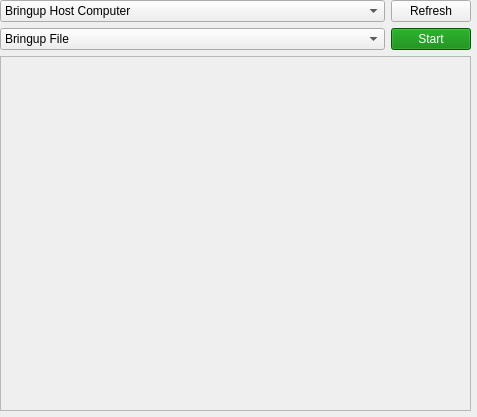
Qt form riptide_rviz/riptide_rviz/src/Bringup.ui (osu-uwrt/riptide_gui) before a commit.
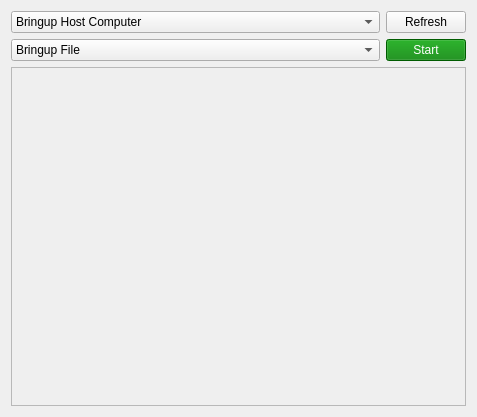
The same form after that commit.

Commit message: Fix issues with Grid layout and scroll area in Bringup.ui

What changed in the file:
```diff
--- a/riptide_rviz/riptide_rviz/src/Bringup.ui
+++ b/riptide_rviz/riptide_rviz/src/Bringup.ui
@@ -13,15 +13,8 @@
   <property name="windowTitle">
    <string>Form</string>
   </property>
-  <widget class="QWidget" name="verticalLayoutWidget">
-   <property name="geometry">
-    <rect>
-     <x>0</x>
-     <y>0</y>
-     <width>471</width>
-     <height>411</height>
-    </rect>
-   </property>
+  <layout class="QGridLayout" name="gridLayout_2">
+   <item row="0" column="0">
    <layout class="QVBoxLayout" name="verticalLayout">
     <item>
      <layout class="QGridLayout" name="gridLayout">
@@ -127,15 +120,16 @@
         <rect>
          <x>0</x>
          <y>0</y>
-         <width>467</width>
-         <height>343</height>
+          <width>455</width>
+          <height>331</height>
         </rect>
        </property>
       </widget>
      </widget>
     </item>
    </layout>
-  </widget>
+   </item>
+  </layout>
  </widget>
  <resources/>
  <connections/>
```
Lines whose indentation alone changed are shown as unchanged. The commit also changes 1 other file.
